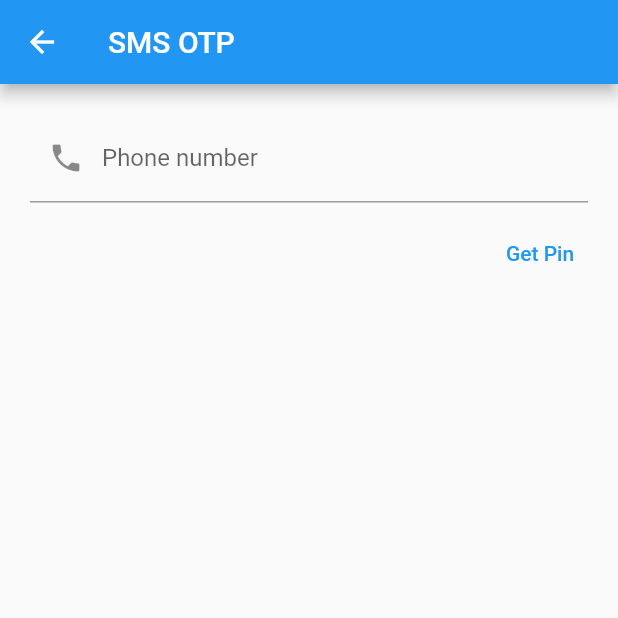
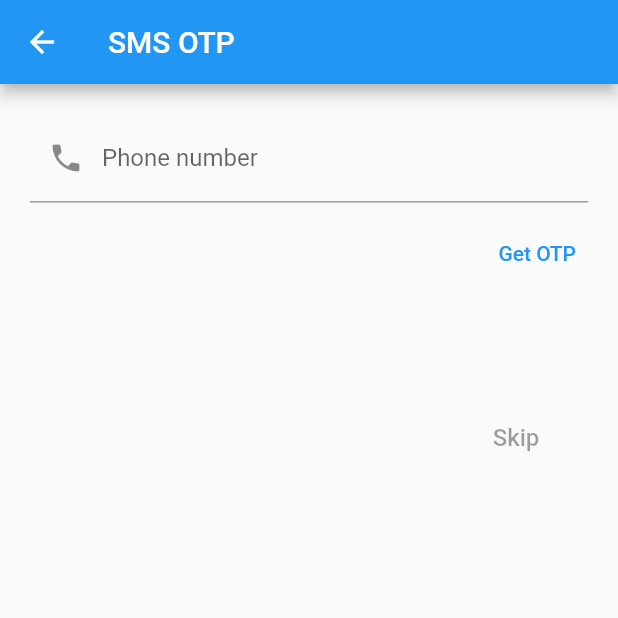
Before and after one commit to xiaoching00/assignment, a Flutter app: the verify screen opened directly, on a phone screen of 412 x 824 dp, the top half of it. Run offline on Flutter 3.47's test engine with Material 2 defaults, Android fonts, the phone set to English and light mode, and no system bars; our stand-ins replace firebase_auth, firebase_core, firebase_database, firebase_storage, flutter_easyloading, image_picker; accounts and stored records are empty.

Commit message:
verify phone

```diff
--- a/lib/verify.dart
+++ b/lib/verify.dart
@@ -1,9 +1,9 @@
 import 'dart:async';
+import 'package:assignment/email.dart';
 import 'package:firebase_database/firebase_database.dart';
 import 'package:flutter/material.dart';
 import 'package:flutter/services.dart';
 import 'package:flutter_easyloading/flutter_easyloading.dart';
-import 'email.dart';
 import 'firebase_options.dart';
 import 'package:firebase_auth/firebase_auth.dart';
 import 'package:firebase_core/firebase_core.dart';
@@ -54,8 +54,6 @@ class verify extends StatefulWidget {
 class _verifyState extends State<verify> {
   TextEditingController phone = TextEditingController();
   TextEditingController otp = TextEditingController();
-  TextEditingController email = TextEditingController();
-  TextEditingController pin = TextEditingController();
   String verifyID = "";
   int countdown = 0;
   Timer? timer;
@@ -65,7 +63,7 @@ class _verifyState extends State<verify> {
 
   Future<void> sendOTP() async{
     timer?.cancel();
-    if(phone.text == null){
+    if(phone.text == "" || phone.text == null){
       isEnable = isEnable;
     }else if(formKey.currentState!.validate()){
       isEnable = true;
@@ -127,7 +125,7 @@ class _verifyState extends State<verify> {
     try{
       //int parse("1")
       //Data type                      //                 //username & password     //temporary username, temporary password
-      PhoneAuthCredential credential = PhoneAuthProvider.credential(verificationId: verifyID, smsCode: pin.text);
+      PhoneAuthCredential credential = PhoneAuthProvider.credential(verificationId: verifyID, smsCode: otp.text);
       UserCredential resp = await FirebaseAuth.instance.signInWithCredential(credential);
       if(formKey.currentState!.validate()){
 
@@ -141,7 +139,7 @@ class _verifyState extends State<verify> {
           print("Insert Successfully");
           Navigator.push(
               context, MaterialPageRoute(
-              builder: (context) => const email();
+              builder: (context) => const email()
           )
           );
         }).catchError((error){
@@ -191,7 +189,7 @@ class _verifyState extends State<verify> {
                     decoration: const InputDecoration(
                         prefixIcon: Icon(Icons.phone),
                         labelText: "Phone number",
-                        hintText: "Enter your phone number"
+                        hintText: "Eg: 01XXXXXXX"
                     ),
                   ),
                   const SizedBox(height: 10),
@@ -200,7 +198,7 @@ class _verifyState extends State<verify> {
                     children: [
                       TextButton(
                         onPressed: countdown == 0 ? sendOTP: null,
-                        child: Text(countdown == 0 ? "Get Pin":"Resend your otp after $countdown s"),
+                        child: Text(countdown == 0 ? "Get OTP":"Resend your otp after $countdown s"),
                       ),
                     ],
                   ),
@@ -217,7 +215,7 @@ class _verifyState extends State<verify> {
                       ),
                       alignment: Alignment.center,
                       child: TextFormField(
-                        controller: pin,
+                        controller: otp,
                         keyboardType: TextInputType.number,
                         inputFormatters: [
                           FilteringTextInputFormatter.digitsOnly
@@ -227,31 +225,67 @@ class _verifyState extends State<verify> {
                               Icons.pin,
                               color: Colors.deepOrange,
                             ),
-                            labelText: "Pin",
-                            hintText: "Enter your pin",
+                            labelText: "OTP",
+                            hintText: "Enter your otp",
                             enabledBorder: InputBorder.none,
                             focusedBorder: InputBorder.none
                         ),
                         validator: (val1){
                           if( val1 == null || val1 == ""){
-                            return "Please fill in your pin";
+                            return "Please fill in your otp";
                           }
                           return null;
                         },
                       ),
                     ),
                   ),
-                  const SizedBox(height: 20,),
+                  const SizedBox(height: 60,),
+                  Row(
+                    mainAxisAlignment: MainAxisAlignment.end,
+                    children: [
+                      TextButton(
+                          onPressed: (){
+                            setState(() {
+                              Navigator.push(
+                                  context, MaterialPageRoute(
+                                  builder: (context) => const email()
+                                )
+                              );
+                            });
+                          },
+                          child: const Text(
+                              "Skip",
+                            style: TextStyle(
+                              fontSize: 16,
+                              color: Colors.black38
+                            ),
+                          )
+                      ),
+                      const Padding(padding: EdgeInsets.all(8)),
                       Visibility(
                           visible: isVisible,
+                          child: Align(
+                            alignment: Alignment.bottomRight,
+                            child: Container(
+                              width: 110,
+                              height: 40,
+                              decoration: BoxDecoration(
+                                  borderRadius: BorderRadius.circular(8),
+                                  color: Colors.indigo[800]
+                              ),
                               child: TextButton(
                                 onPressed: verifyOTP,
-                      child: const Text("Next"),
+                                child: const Text(
+                                  "Next",
+                                  style: TextStyle(
+                                    fontSize: 17,
                                   ),
                                 ),
-                  const SizedBox(height: 10,),
-                  Container(
-
+                              ),
+                            ),
+                          )
+                      ),
+                    ],
                   ),
                 ],
               ),
--- a/pubspec.yaml
+++ b/pubspec.yaml
@@ -44,6 +44,7 @@ dependencies:
   firebase_storage: ^11.0.6
   image_picker: ^0.8.6
   firebase_database: ^10.0.4
+  email_auth: ^1.0.0
 
 dev_dependencies:
   flutter_test:
```
Also changed, not shown: pubspec.lock. Lines whose indentation alone changed are shown as unchanged.
